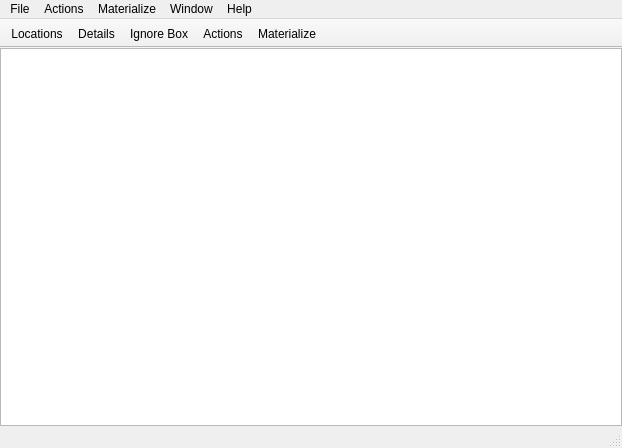
Old version of the form qt/ui/main_window.ui in the repository hsoft/musicguru.
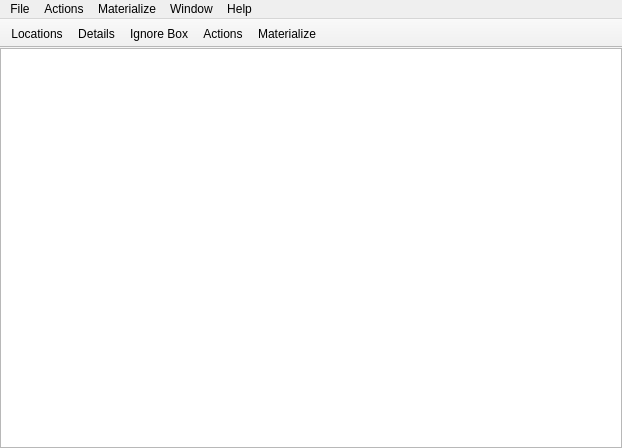
New version of the form. Icons and pictures are not drawn.

Commit message: qt: removed status bar and shrunk ignore box.

```diff
--- a/qt/ui/main_window.ui
+++ b/qt/ui/main_window.ui
@@ -110,7 +110,6 @@
    <addaction name="menuWindow"/>
    <addaction name="menuHelp"/>
   </widget>
-  <widget class="QStatusBar" name="statusbar"/>
   <widget class="QToolBar" name="toolBar">
    <property name="windowTitle">
     <string>toolBar</string>
```
The commit also changes 1 other file.
